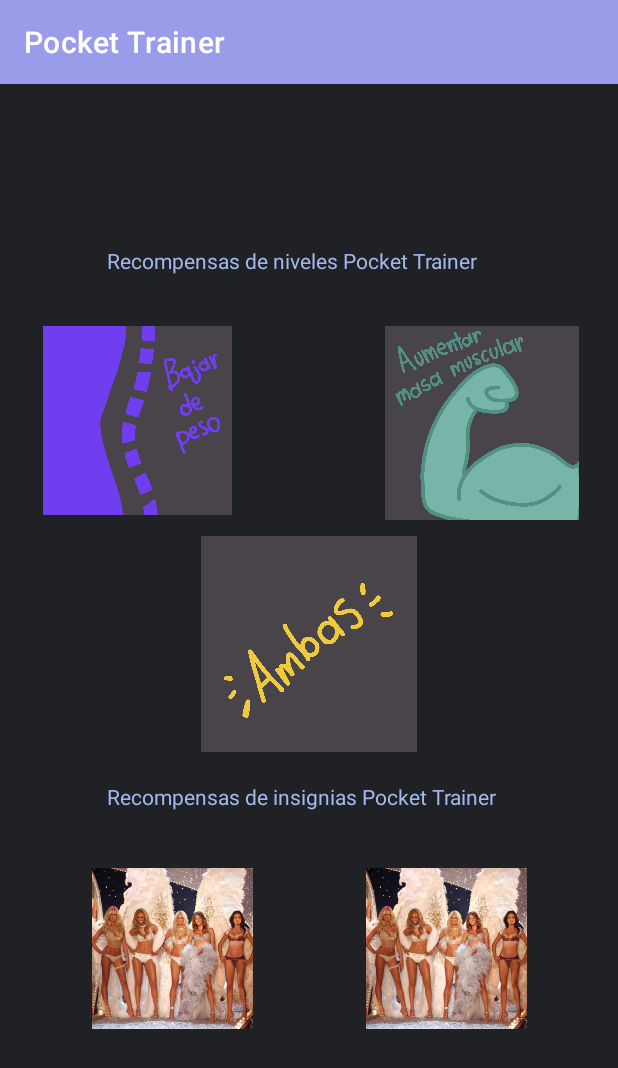
After one commit to ErickSan01/Softcare_PocketTrainer, an Android app: the RecompensasActivity screen opened directly, with no data from a screen before it, on a phone screen of 412 x 824 dp. The commit adds this screen. Shown: the top 1068 px of the screen. Run offline under Robolectric (Android 15) with nearby library versions, the phone set to English and light mode, and no system bars.

Commit message:
interfaces de nivel y recompensas agregadas

```diff
--- /dev/null
+++ b/Codigo/app/src/main/java/com/softcare/pockettrainer/RecompensasActivity.java
@@ -0,0 +1,13 @@
+package com.softcare.pockettrainer;
+
+import androidx.appcompat.app.AppCompatActivity;
+import android.os.Bundle;
+
+public class RecompensasActivity extends AppCompatActivity {
+
+    @Override
+    protected void onCreate(Bundle savedInstanceState) {
+        super.onCreate(savedInstanceState);
+        setContentView(R.layout.activity_recompensas);
+    }
+}
--- /dev/null
+++ b/Codigo/app/src/main/res/layout/activity_recompensas.xml
@@ -0,0 +1,90 @@
+<?xml version="1.0" encoding="utf-8"?>
+<androidx.constraintlayout.widget.ConstraintLayout xmlns:android="http://schemas.android.com/apk/res/android"
+    xmlns:app="http://schemas.android.com/apk/res-auto"
+    xmlns:tools="http://schemas.android.com/tools"
+    android:layout_width="match_parent"
+    android:layout_height="match_parent"
+    android:background="#1F2124"
+    tools:context=".RecompensasActivity">
+
+  <TextView
+      android:id="@+id/textViewMeta7"
+      android:layout_width="268dp"
+      android:layout_height="37dp"
+      android:layout_marginTop="20dp"
+      android:text="Recompensas de insignias Pocket Trainer"
+      android:textColor="#A2B9ED"
+      app:layout_constraintEnd_toEndOf="parent"
+      app:layout_constraintHorizontal_bias="0.496"
+      app:layout_constraintStart_toStartOf="parent"
+      app:layout_constraintTop_toBottomOf="@+id/imageView14" />
+
+  <ImageView
+      android:id="@+id/imageView14"
+      android:layout_width="197dp"
+      android:layout_height="144dp"
+      android:layout_marginTop="156dp"
+      android:src="@drawable/meta3"
+      app:layout_constraintEnd_toEndOf="parent"
+      app:layout_constraintStart_toStartOf="parent"
+      app:layout_constraintTop_toBottomOf="@+id/textViewMeta6"
+      tools:srcCompat="@drawable/meta3" />
+
+  <ImageView
+      android:id="@+id/imageView13"
+      android:layout_width="151dp"
+      android:layout_height="126dp"
+      android:layout_marginStart="16dp"
+      android:layout_marginTop="16dp"
+      android:src="@drawable/meta2"
+      app:layout_constraintEnd_toStartOf="@+id/imageView3"
+      app:layout_constraintHorizontal_bias="0.112"
+      app:layout_constraintStart_toStartOf="parent"
+      app:layout_constraintTop_toBottomOf="@+id/textViewMeta6"
+      tools:srcCompat="@drawable/meta2" />
+
+  <ImageView
+      android:id="@+id/imageView15"
+      android:layout_width="150dp"
+      android:layout_height="129dp"
+      android:layout_marginTop="16dp"
+      android:layout_marginEnd="16dp"
+      android:src="@drawable/meta1"
+      app:layout_constraintEnd_toEndOf="parent"
+      app:layout_constraintTop_toBottomOf="@+id/textViewMeta6"
+      tools:srcCompat="@drawable/meta1" />
+
+  <TextView
+      android:id="@+id/textViewMeta6"
+      android:layout_width="268dp"
+      android:layout_height="37dp"
+      android:layout_marginTop="108dp"
+      android:text="Recompensas de niveles Pocket Trainer"
+      android:textColor="#A2B9ED"
+      app:layout_constraintEnd_toEndOf="parent"
+      app:layout_constraintHorizontal_bias="0.496"
+      app:layout_constraintStart_toStartOf="parent"
+      app:layout_constraintTop_toTopOf="parent" />
+
+  <ImageView
+      android:id="@+id/imageView16"
+      android:layout_width="136dp"
+      android:layout_height="107dp"
+      android:layout_marginTop="20dp"
+      app:layout_constraintEnd_toStartOf="@+id/imageView17"
+      app:layout_constraintHorizontal_bias="0.5"
+      app:layout_constraintStart_toStartOf="parent"
+      app:layout_constraintTop_toBottomOf="@+id/textViewMeta7"
+      app:srcCompat="@drawable/models" />
+
+  <ImageView
+      android:id="@+id/imageView17"
+      android:layout_width="136dp"
+      android:layout_height="107dp"
+      android:layout_marginTop="20dp"
+      app:layout_constraintEnd_toEndOf="parent"
+      app:layout_constraintHorizontal_bias="0.5"
+      app:layout_constraintStart_toEndOf="@+id/imageView16"
+      app:layout_constraintTop_toBottomOf="@+id/textViewMeta7"
+      app:srcCompat="@drawable/models" />
+</androidx.constraintlayout.widget.ConstraintLayout>
```
Also changed, not shown: Codigo/app/src/main/AndroidManifest.xml (+23 -10 lines), Codigo/app/src/main/java/com/softcare/pockettrainer/MainActivity.java (+10 -1 lines), Codigo/app/src/main/java/com/softcare/pockettrainer/NivelActivity.java (added, +21 -0 lines), Codigo/app/src/main/res/layout/activity_main.xml (+13 -2 lines), Codigo/app/src/main/res/layout/activity_nivel.xml (added, +80 -0 lines).
